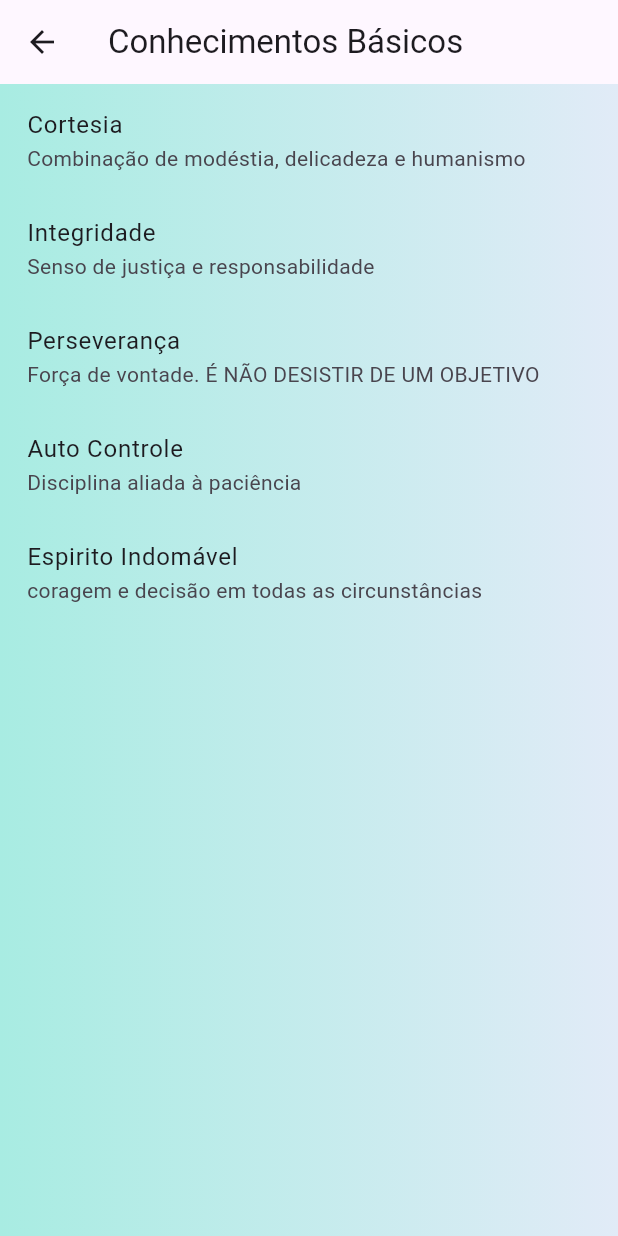
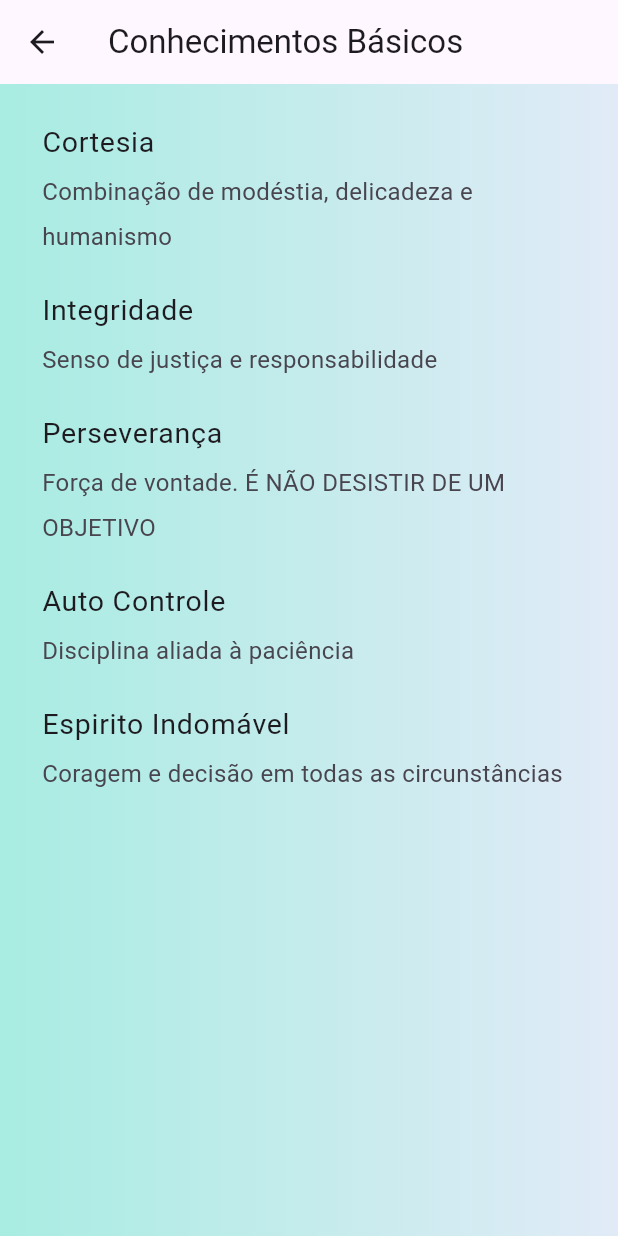
Before and after one commit to douglasadones/young_taekwondo_project_app, a Flutter app: the BasicKnowledgesPage screen opened by its route, after a tap on "Princípios", on a phone screen of 412 x 824 dp. Run offline on Flutter 3.47's test engine with Material 3 defaults, Android fonts, the phone set to English and light mode, and no system bars.

```diff
--- a/lib/src/pages/selected_belt_specific_information_page.dart
+++ b/lib/src/pages/selected_belt_specific_information_page.dart
@@ -82,7 +82,10 @@ class SelectedBeltSpecificInformationPage extends StatelessWidget {
                   itemBuilder: (context, index) {
                     // print();
                     return ListTile(
-                      title: Text(content![index].toString()),
+                      title: Text(
+                        content![index].toString(),
+                        style: const TextStyle(fontSize: 17.0),
+                      ),
                     );
                   },
                 ),
--- a/lib/src/pages/specific_knowledge_page.dart
+++ b/lib/src/pages/specific_knowledge_page.dart
@@ -23,7 +23,7 @@ class SpecificKnowledgePage extends StatelessWidget {
           height: double.infinity,
           decoration: kContainerBackgroundDecoration,
           child: Padding(
-            padding: const EdgeInsets.all(2.0),
+            padding: const EdgeInsets.all(12.0),
             child: SingleChildScrollView(
               child: Column(children: content!),
             ),
--- /dev/null
+++ b/lib/src/utils/my_utils.dart
@@ -0,0 +1,45 @@
+import 'package:flutter/material.dart';
+
+class MyUtils {
+  static List<Widget>? widgetList(dynamic content,
+      [Map<String, dynamic>? dictionary]) {
+    List<Widget> widgetList = [];
+    if (content is List) {
+      for (var value in content) {
+        widgetList.add(
+          ListTile(
+            title: Text(
+              value,
+              style: const TextStyle(fontSize: 16.0, height: 1.9),
+            ),
+          ),
+        );
+      }
+    } else if (content is Map) {
+      content.forEach(
+        (key, value) {
+          widgetList.add(
+            ListTile(
+                title: Text(
+                  key,
+                  style: const TextStyle(fontSize: 19.0, height: 1.9),
+                ),
+                subtitle: Text(
+                  value,
+                  style: const TextStyle(fontSize: 16.0, height: 1.9),
+                )),
+          );
+        },
+      );
+    } else {
+      return [
+        Text(
+          content.toString(),
+          textAlign: TextAlign.justify,
+          style: const TextStyle(fontSize: 16.0, height: 1.9),
+        ),
+      ];
+    }
+    return widgetList;
+  }
+}
```
Also changed, not shown: lib/src/models/data/young_taekwondo_project_data.dart (+37 -37 lines), lib/src/pages/basic_knowledges_page.dart (+128 -25 lines), lib/src/utils/knowledges_button.dart (line endings or trailing spaces).
